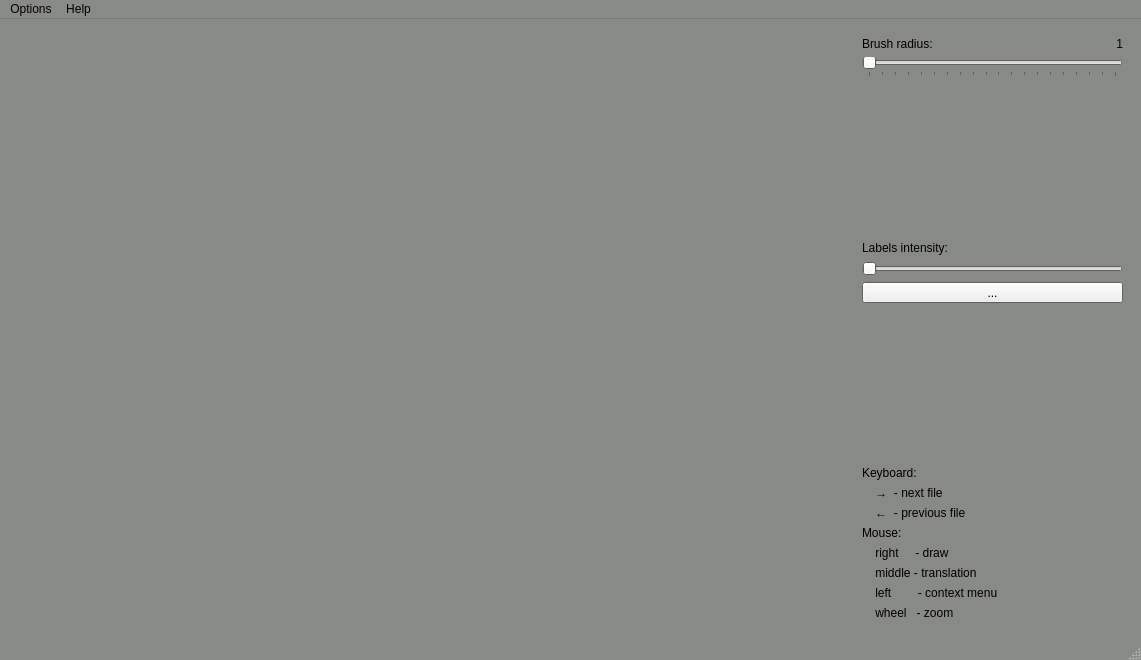
Above: mainwindow.ui from pi-null-mezon/QDSTool before the change. Below: the same form after it.
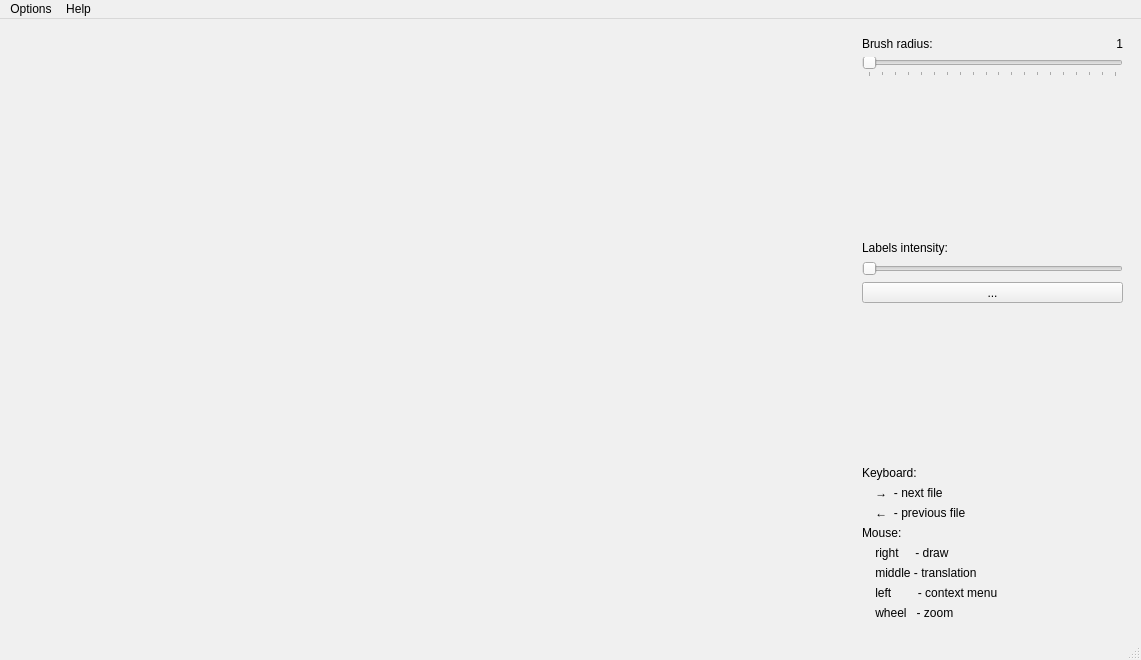
That is the form after the change. Icons and pictures are not drawn. Custom widgets are drawn as their Qt base class.

Diff of the .ui file:
```diff
--- a/mainwindow.ui
+++ b/mainwindow.ui
@@ -13,61 +13,142 @@
   <property name="palette">
    <palette>
     <active>
+     <colorrole role="WindowText">
+      <brush brushstyle="SolidPattern">
+       <color alpha="255">
+        <red>255</red>
+        <green>255</green>
+        <blue>255</blue>
+       </color>
+      </brush>
+     </colorrole>
+     <colorrole role="Text">
+      <brush brushstyle="SolidPattern">
+       <color alpha="255">
+        <red>0</red>
+        <green>0</green>
+        <blue>0</blue>
+       </color>
+      </brush>
+     </colorrole>
      <colorrole role="Base">
       <brush brushstyle="SolidPattern">
        <color alpha="255">
-        <red>211</red>
-        <green>215</green>
-        <blue>207</blue>
+        <red>123</red>
+        <green>125</green>
+        <blue>121</blue>
        </color>
       </brush>
      </colorrole>
      <colorrole role="Window">
       <brush brushstyle="SolidPattern">
        <color alpha="255">
-        <red>136</red>
-        <green>138</green>
-        <blue>133</blue>
+        <red>67</red>
+        <green>68</green>
+        <blue>66</blue>
+       </color>
+      </brush>
+     </colorrole>
+     <colorrole role="Highlight">
+      <brush brushstyle="SolidPattern">
+       <color alpha="255">
+        <red>0</red>
+        <green>85</green>
+        <blue>255</blue>
        </color>
       </brush>
      </colorrole>
     </active>
     <inactive>
+     <colorrole role="WindowText">
+      <brush brushstyle="SolidPattern">
+       <color alpha="255">
+        <red>0</red>
+        <green>0</green>
+        <blue>0</blue>
+       </color>
+      </brush>
+     </colorrole>
+     <colorrole role="Text">
+      <brush brushstyle="SolidPattern">
+       <color alpha="255">
+        <red>0</red>
+        <green>0</green>
+        <blue>0</blue>
+       </color>
+      </brush>
+     </colorrole>
      <colorrole role="Base">
       <brush brushstyle="SolidPattern">
        <color alpha="255">
-        <red>211</red>
-        <green>215</green>
-        <blue>207</blue>
+        <red>255</red>
+        <green>255</green>
+        <blue>255</blue>
        </color>
       </brush>
      </colorrole>
      <colorrole role="Window">
       <brush brushstyle="SolidPattern">
        <color alpha="255">
-        <red>136</red>
-        <green>138</green>
-        <blue>133</blue>
+        <red>240</red>
+        <green>240</green>
+        <blue>240</blue>
+       </color>
+      </brush>
+     </colorrole>
+     <colorrole role="Highlight">
+      <brush brushstyle="SolidPattern">
+       <color alpha="255">
+        <red>240</red>
+        <green>240</green>
+        <blue>240</blue>
        </color>
       </brush>
      </colorrole>
     </inactive>
     <disabled>
+     <colorrole role="WindowText">
+      <brush brushstyle="SolidPattern">
+       <color alpha="255">
+        <red>120</red>
+        <green>120</green>
+        <blue>120</blue>
+       </color>
+      </brush>
+     </colorrole>
+     <colorrole role="Text">
+      <brush brushstyle="SolidPattern">
+       <color alpha="255">
+        <red>120</red>
+        <green>120</green>
+        <blue>120</blue>
+       </color>
+      </brush>
+     </colorrole>
      <colorrole role="Base">
       <brush brushstyle="SolidPattern">
        <color alpha="255">
-        <red>136</red>
-        <green>138</green>
-        <blue>133</blue>
+        <red>67</red>
+        <green>68</green>
+        <blue>66</blue>
        </color>
       </brush>
      </colorrole>
      <colorrole role="Window">
       <brush brushstyle="SolidPattern">
        <color alpha="255">
-        <red>136</red>
-        <green>138</green>
-        <blue>133</blue>
+        <red>67</red>
+        <green>68</green>
+        <blue>66</blue>
+       </color>
+      </brush>
+     </colorrole>
+     <colorrole role="Highlight">
+      <brush brushstyle="SolidPattern">
+       <color alpha="255">
+        <red>0</red>
+        <green>120</green>
+        <blue>215</blue>
        </color>
       </brush>
      </colorrole>
@@ -110,7 +191,17 @@
                </brush>
               </colorrole>
              </inactive>
-             <disabled/>
+             <disabled>
+              <colorrole role="WindowText">
+               <brush brushstyle="SolidPattern">
+                <color alpha="255">
+                 <red>120</red>
+                 <green>120</green>
+                 <blue>120</blue>
+                </color>
+               </brush>
+              </colorrole>
+             </disabled>
             </palette>
            </property>
            <property name="text">
@@ -337,7 +428,7 @@
      <x>0</x>
      <y>0</y>
      <width>1141</width>
-     <height>22</height>
+     <height>21</height>
     </rect>
    </property>
    <widget class="QMenu" name="menuActions">
```
